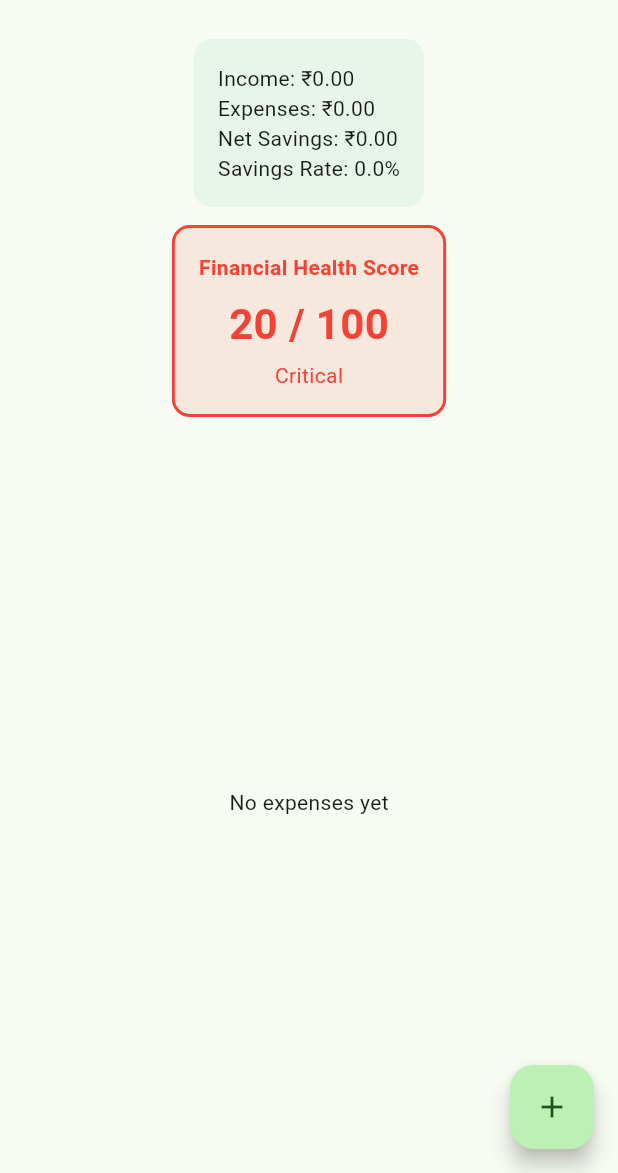
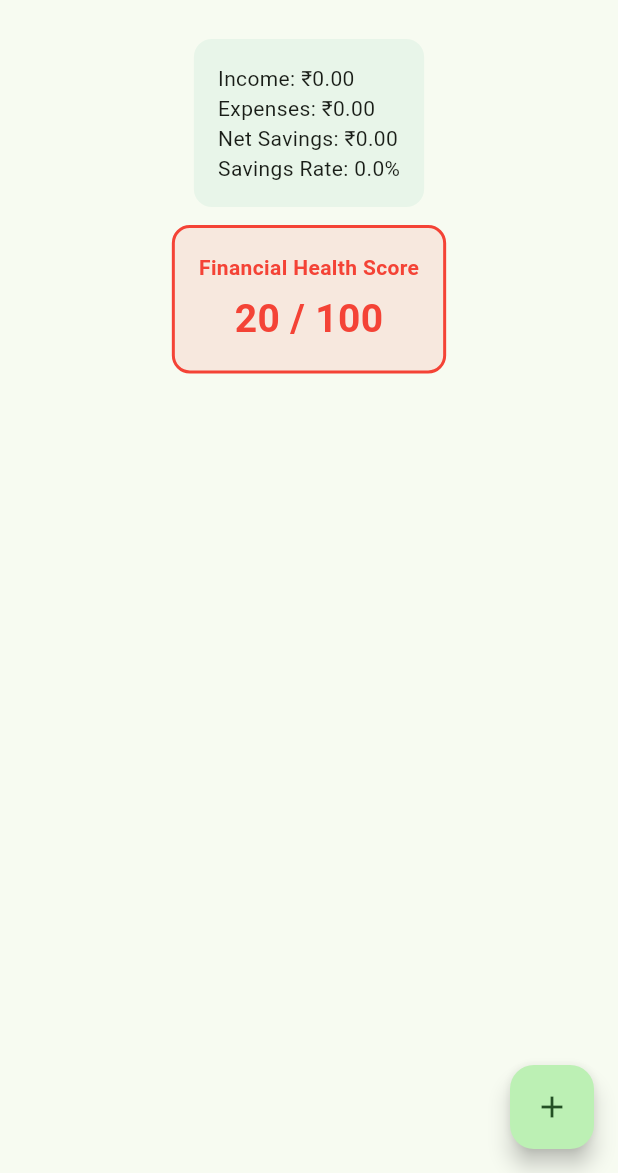
Before and after one commit to ML-CoderX/Cashlio---AI, a Flutter app: the screen it shows after launch, on a phone screen of 412 x 824 dp, the part 63-1236 px from its top. Run offline on Flutter 3.47's test engine with Material 3 defaults, Android fonts, the phone set to English and light mode, and no system bars; our stand-ins replace fl_chart, sqflite; accounts and stored records are empty.

Commit message:
Add financial trend graphs and refactor dashboard layout

```diff
--- a/lib/features/dashboard/dashboard_screen.dart
+++ b/lib/features/dashboard/dashboard_screen.dart
@@ -1,4 +1,5 @@
 import 'package:flutter/material.dart';
+import 'package:fl_chart/fl_chart.dart';
 import '../../core/models/expense_model.dart';
 import '../../core/services/expense_repository.dart';
 import '../expenses/add_expense_screen.dart';
@@ -28,14 +29,10 @@ class _DashboardScreenState extends State<DashboardScreen> {
   }
 
   double get totalIncome =>
-      _expenses
-          .where((e) => e.type == "income")
-          .fold(0, (sum, e) => sum + e.amount);
+      _expenses.where((e) => e.type == "income").fold(0, (sum, e) => sum + e.amount);
 
   double get totalExpenses =>
-      _expenses
-          .where((e) => e.type == "expense")
-          .fold(0, (sum, e) => sum + e.amount);
+      _expenses.where((e) => e.type == "expense").fold(0, (sum, e) => sum + e.amount);
 
   double get netSavings => totalIncome - totalExpenses;
 
@@ -57,22 +54,45 @@ class _DashboardScreenState extends State<DashboardScreen> {
     return Colors.red;
   }
 
-  String get healthLabel {
-    if (healthScore >= 80) return "Excellent";
-    if (healthScore >= 60) return "Good";
-    if (healthScore >= 40) return "Needs Improvement";
-    return "Critical";
+  Map<int, double> get monthlyExpenses {
+    final Map<int, double> data = {};
+    for (var e in _expenses.where((e) => e.type == "expense")) {
+      final month = e.date.month;
+      data[month] = (data[month] ?? 0) + e.amount;
+    }
+    return data;
+  }
+
+  Map<int, double> get monthlyIncome {
+    final Map<int, double> data = {};
+    for (var e in _expenses.where((e) => e.type == "income")) {
+      final month = e.date.month;
+      data[month] = (data[month] ?? 0) + e.amount;
+    }
+    return data;
+  }
+
+  List<FlSpot> get expenseSpots {
+    return monthlyExpenses.entries
+        .map((e) => FlSpot(e.key.toDouble(), e.value))
+        .toList();
+  }
+
+  List<FlSpot> get incomeSpots {
+    return monthlyIncome.entries
+        .map((e) => FlSpot(e.key.toDouble(), e.value))
+        .toList();
   }
 
   @override
   Widget build(BuildContext context) {
     return Scaffold(
-      appBar: AppBar(
-        title: const Text("Cashlio"),
-      ),
-      body: Column(
+      appBar: AppBar(title: const Text("Cashlio")),
+      body: SingleChildScrollView(
+        child: Column(
           children: [
-          // Financial Summary Card
+
+            // Summary
             Container(
               padding: const EdgeInsets.all(16),
               margin: const EdgeInsets.all(12),
@@ -91,7 +111,7 @@ class _DashboardScreenState extends State<DashboardScreen> {
               ),
             ),
 
-          // Health Score Card
+            // Health Score
             Container(
               padding: const EdgeInsets.all(16),
               margin: const EdgeInsets.symmetric(horizontal: 12),
@@ -104,47 +124,68 @@ class _DashboardScreenState extends State<DashboardScreen> {
                 children: [
                   Text(
                     "Financial Health Score",
-                  style: TextStyle(
-                    fontWeight: FontWeight.bold,
-                    color: healthColor,
+                    style: TextStyle(fontWeight: FontWeight.bold, color: healthColor),
                   ),
-                ),
-                const SizedBox(height: 8),
+                  const SizedBox(height: 6),
                   Text(
                     "$healthScore / 100",
-                  style: TextStyle(
-                    fontSize: 28,
-                    fontWeight: FontWeight.bold,
-                    color: healthColor,
-                  ),
-                ),
-                const SizedBox(height: 4),
-                Text(
-                  healthLabel,
-                  style: TextStyle(color: healthColor),
+                    style: TextStyle(fontSize: 26, fontWeight: FontWeight.bold, color: healthColor),
                   ),
                 ],
               ),
             ),
 
+            const SizedBox(height: 20),
+
+            // Monthly Trend Graph
+            if (expenseSpots.isNotEmpty || incomeSpots.isNotEmpty)
+              Column(
+                children: [
+                  const Text(
+                    "Monthly Trend",
+                    style: TextStyle(fontSize: 16, fontWeight: FontWeight.bold),
+                  ),
                   const SizedBox(height: 10),
+                  SizedBox(
+                    height: 250,
+                    child: LineChart(
+                      LineChartData(
+                        titlesData: FlTitlesData(show: true),
+                        lineBarsData: [
+                          LineChartBarData(
+                            spots: expenseSpots,
+                            isCurved: true,
+                            color: Colors.red,
+                            barWidth: 3,
+                          ),
+                          LineChartBarData(
+                            spots: incomeSpots,
+                            isCurved: true,
+                            color: Colors.green,
+                            barWidth: 3,
+                          ),
+                        ],
+                      ),
+                    ),
+                  ),
+                ],
+              ),
+
+            const SizedBox(height: 20),
 
             // Expense List
-          Expanded(
-            child: _expenses.isEmpty
-                ? const Center(child: Text("No expenses yet"))
-                : ListView.builder(
+            ListView.builder(
+              shrinkWrap: true,
+              physics: const NeverScrollableScrollPhysics(),
               itemCount: _expenses.length,
               itemBuilder: (context, index) {
                 final expense = _expenses[index];
 
                 return Card(
-                        margin: const EdgeInsets.symmetric(
-                            horizontal: 12, vertical: 6),
+                  margin: const EdgeInsets.symmetric(horizontal: 12, vertical: 6),
                   child: ListTile(
                     title: Text(expense.title),
-                          subtitle: Text(
-                              "${expense.category} • ${expense.type}"),
+                    subtitle: Text("${expense.category} • ${expense.type}"),
                     trailing: Text(
                       "₹${expense.amount.toStringAsFixed(2)}",
                       style: TextStyle(
@@ -158,21 +199,16 @@ class _DashboardScreenState extends State<DashboardScreen> {
                 );
               },
             ),
+          ],
         ),
-        ],
       ),
       floatingActionButton: FloatingActionButton(
         onPressed: () async {
           final result = await Navigator.push(
             context,
-            MaterialPageRoute(
-              builder: (_) => const AddExpenseScreen(),
-            ),
+            MaterialPageRoute(builder: (_) => const AddExpenseScreen()),
           );
-
-          if (result == true) {
-            _loadExpenses();
-          }
+          if (result == true) _loadExpenses();
         },
         child: const Icon(Icons.add),
       ),
--- a/lib/features/expenses/add_expense_screen.dart
+++ b/lib/features/expenses/add_expense_screen.dart
@@ -78,7 +78,7 @@ class _AddExpenseScreenState extends State<AddExpenseScreen> {
               ),
               const SizedBox(height: 16),
               DropdownButtonFormField(
-                value: _selectedCategory,
+                initialValue: _selectedCategory,
                 items: _categories
                     .map((category) => DropdownMenuItem(
                           value: category,
@@ -96,7 +96,7 @@ class _AddExpenseScreenState extends State<AddExpenseScreen> {
               ),
               const SizedBox(height: 16),
               DropdownButtonFormField(
-                value: _selectedType,
+                initialValue: _selectedType,
                 items: const [
                   DropdownMenuItem(
                     value: "expense",
--- a/pubspec.yaml
+++ b/pubspec.yaml
@@ -36,6 +36,7 @@ dependencies:
   cupertino_icons: ^1.0.8
   sqflite: ^2.4.2
   path: ^1.9.1
+  fl_chart: ^1.1.1
 
 dev_dependencies:
   flutter_test:
@@ -91,4 +92,3 @@ flutter:
   # see https://flutter.dev/to/font-from-package
 path_provider: ^2.1.1
 intl: ^0.18.1
-fl_chart: ^0.66.0
```
Also changed, not shown: pubspec.lock. Lines whose indentation alone changed are shown as unchanged.
